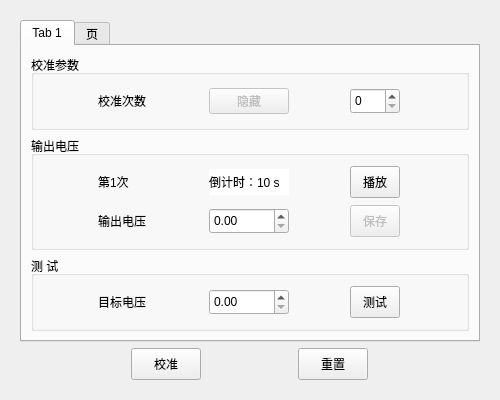
Before: the Qt Designer form resources/ui/output_voltage_cal.ui in szdongyuan/TwoMicImpedanceTube, drawn with Qt 5.
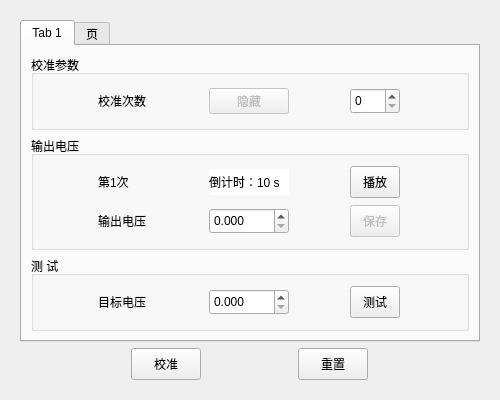
After: the same form once the commit is applied. The open tabs and pages were chosen to show the change.

What changed in the file:
```diff
--- a/resources/ui/output_voltage_cal.ui
+++ b/resources/ui/output_voltage_cal.ui
@@ -246,6 +246,9 @@
                    <height>26</height>
                   </size>
                  </property>
+                 <property name="decimals">
+                  <number>3</number>
+                 </property>
                 </widget>
                </item>
                <item>
@@ -334,6 +337,9 @@
                    <height>26</height>
                   </size>
                  </property>
+                 <property name="decimals">
+                  <number>3</number>
+                 </property>
                 </widget>
                </item>
                <item>
```
Left out of the diff: 2 changed lines with no effect on the pictures.
